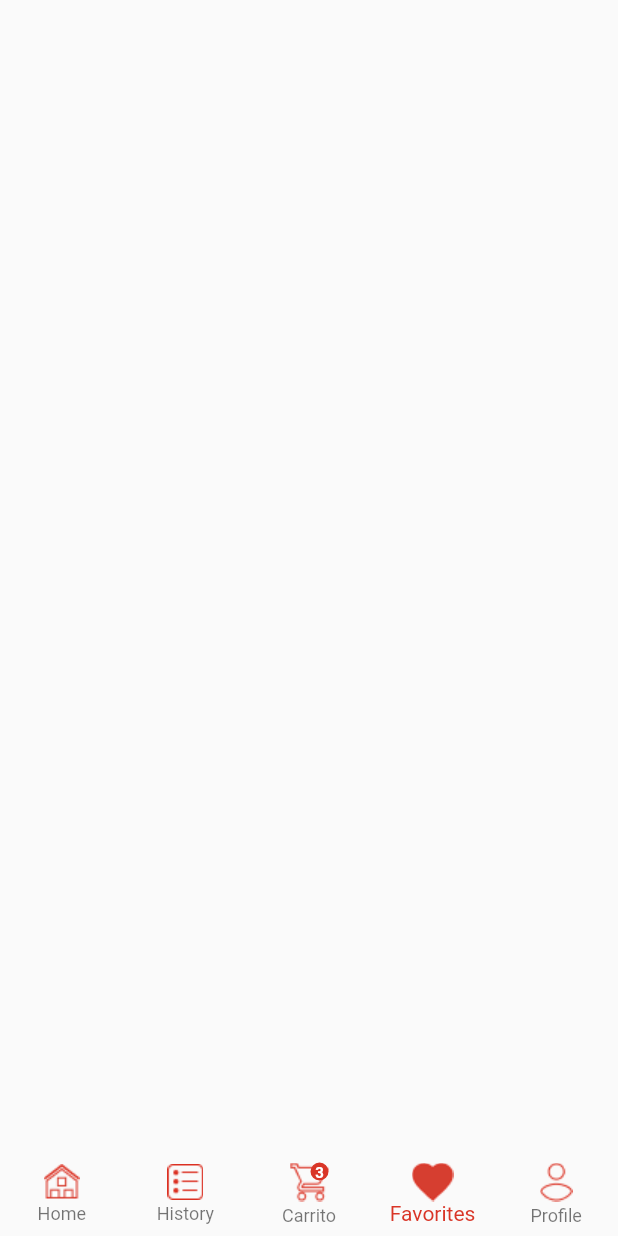
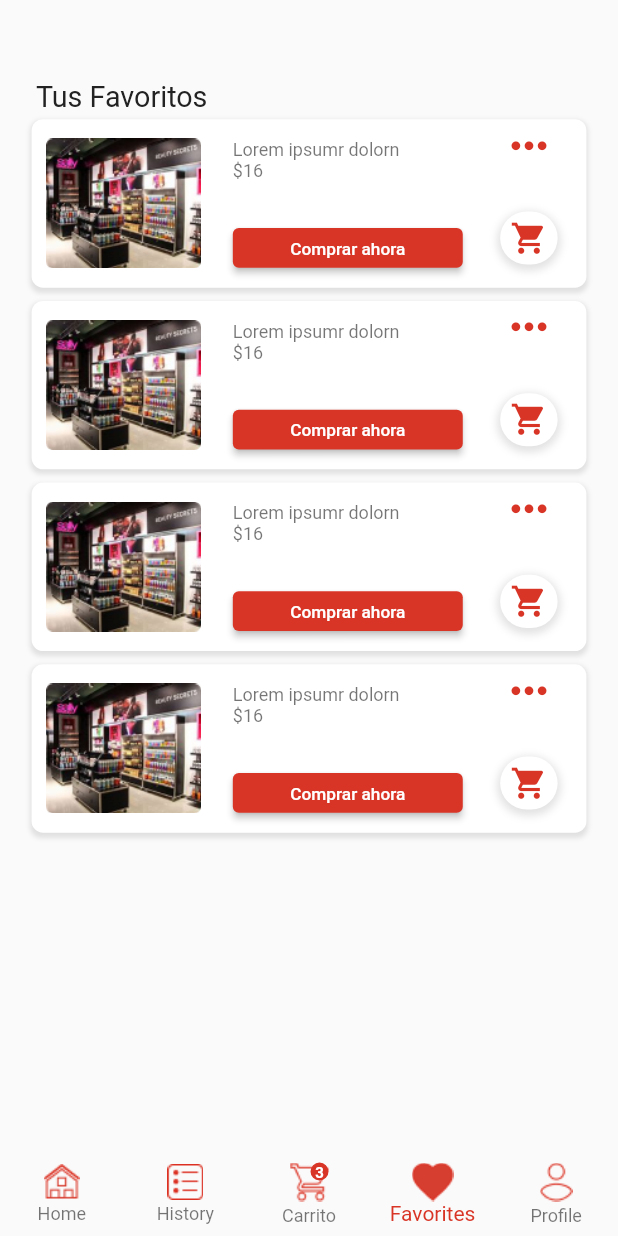
Before and after one commit to javierrrrrrrrrrrr/Crimat, a Flutter app: the LayoutScreen screen opened by its route, item 4 of the bottom bar chosen, on a phone screen of 412 x 824 dp. Run offline on Flutter 3.47's test engine with Material 2 defaults, Android fonts, the phone set to English and light mode, and no system bars; our stand-ins replace equatable, flutter_bloc, flutter_screenutil, flutter_spinkit, fluttertoast, get_it and 4 more; accounts and stored records are empty; generated files the repository leaves out were written again; Roboto replaces fonts that are missing (Poppins).

Commit message:
Trabajando en favorito

```diff
--- /dev/null
+++ b/lib/src/features/Favoritos/favorito_home.dart
@@ -0,0 +1,38 @@
+import 'package:crimat_app/src/features/Favoritos/view/widget/custom_favorite_carrusel.dart';
+import 'package:flutter/material.dart';
+import 'package:flutter_screenutil/flutter_screenutil.dart';
+
+import '../home/view/widget/custom_title.dart';
+
+class FavoritoHome extends StatelessWidget {
+  const FavoritoHome({
+    super.key,
+  });
+
+  @override
+  Widget build(BuildContext context) {
+    return Column(
+      crossAxisAlignment: CrossAxisAlignment.start,
+      children: [
+        Padding(
+          padding: EdgeInsets.only(left: 25.w, top: 60.h),
+          child: const CustomTitle(
+            titulo: "Tus Favoritos",
+          ),
+        ),
+        Expanded(
+          child: ListView.builder(
+              itemCount: 4,
+              scrollDirection: Axis.vertical,
+              itemBuilder: (BuildContext context, int index) {
+                return Padding(
+                  padding:
+                      EdgeInsets.symmetric(horizontal: 22.w, vertical: 5.h),
+                  child: const FavoriteCarrusel(),
+                );
+              }),
+        )
+      ],
+    );
+  }
+}
--- /dev/null
+++ b/lib/src/features/Favoritos/view/widget/custom_favorite_carrusel.dart
@@ -0,0 +1,105 @@
+import 'package:flutter/material.dart';
+import 'package:flutter_screenutil/flutter_screenutil.dart';
+
+import '../../../home/view/widget/cusotm_buttom_product.dart';
+import '../../../home/view/widget/image_container.dart';
+
+class FavoriteCarrusel extends StatelessWidget {
+  const FavoriteCarrusel({
+    super.key,
+  });
+
+  @override
+  Widget build(BuildContext context) {
+    return Stack(
+      children: [
+        Container(
+          height: 127.h,
+          decoration: BoxDecoration(
+            color: Colors.white,
+            borderRadius: BorderRadius.circular(8.sp),
+            boxShadow: [
+              BoxShadow(
+                color: Colors.black.withOpacity(0.1),
+                spreadRadius: 1,
+                blurRadius: 2,
+                offset: const Offset(0, 2),
+              ),
+            ],
+          ),
+        ),
+        Positioned(
+          left: 10.w,
+          bottom: 9.h,
+          top: 9.h,
+          child: ImageContainer(
+            height: 95.sp,
+            width: 108.sp,
+            url: 'assets/images/image3.jpg',
+          ),
+        ),
+        Positioned(
+          left: 140.w,
+          bottom: 15.h,
+          child: Column(
+            crossAxisAlignment: CrossAxisAlignment.start,
+            children: [
+              Text(
+                "Lorem ipsumr dolorn",
+                style: Theme.of(context).textTheme.bodySmall,
+              ),
+              Text(
+                "\$16",
+                style: Theme.of(context).textTheme.bodySmall,
+              ),
+              SizedBox(
+                height: 35.h,
+              ),
+              CusotmButtomForProducts(
+                height: 30.h,
+                width: 160.w,
+                name: "Comprar ahora",
+              ),
+            ],
+          ),
+        ),
+        Positioned(
+          right: 20.w,
+          child: Column(
+            children: [
+              Icon(
+                Icons.more_horiz_outlined,
+                size: 35,
+                color: Theme.of(context).primaryColor,
+              ),
+              SizedBox(
+                height: 30.h,
+              ),
+              Container(
+                width: 40.w,
+                height: 40.h,
+                decoration: BoxDecoration(
+                  color: Colors.white,
+                  borderRadius: BorderRadius.circular(30.r),
+                  boxShadow: [
+                    BoxShadow(
+                      color: Colors.grey.withOpacity(0.3),
+                      spreadRadius: 2,
+                      blurRadius: 4,
+                      offset: const Offset(0, 2),
+                    ),
+                  ],
+                ),
+                child: Icon(
+                  Icons.shopping_cart,
+                  size: 25,
+                  color: Theme.of(context).primaryColor,
+                ),
+              )
+            ],
+          ),
+        )
+      ],
+    );
+  }
+}
--- a/lib/src/features/home/home.dart
+++ b/lib/src/features/home/home.dart
@@ -1,5 +1,6 @@
 import 'package:crimat_app/src/features/home/view/widget/almacen_product_filter_widget.dart';
 import 'package:crimat_app/src/features/home/view/widget/almacen_seleccion_carrusel.dart';
+import 'package:crimat_app/src/features/home/view/widget/custom_title.dart';
 import 'package:crimat_app/src/features/home/view/widget/main_product_carrusel.dart';
 import 'package:flutter/material.dart';
 import 'package:flutter_screenutil/flutter_screenutil.dart';
@@ -15,11 +16,8 @@ class HomeView extends StatelessWidget {
         children: [
           Padding(
             padding: EdgeInsets.only(left: 28.w, top: 20.h),
-            child: Text(
-              'Seleccione almacén',
-              style: TextStyle(
-                  fontSize: 20.sp,
-                  color: Theme.of(context).secondaryHeaderColor),
+            child: const CustomTitle(
+              titulo: 'Seleccione almacén',
             ),
           ),
           Padding(
--- a/lib/src/features/home/view/widget/almacen_selection_card.dart
+++ b/lib/src/features/home/view/widget/almacen_selection_card.dart
@@ -2,6 +2,7 @@ import 'package:flutter/material.dart';
 import 'package:flutter_screenutil/flutter_screenutil.dart';
 
 import 'cusotm_buttom_product.dart';
+import 'image_container.dart';
 
 class AlmacenSeleccionCard extends StatelessWidget {
   const AlmacenSeleccionCard({
@@ -22,12 +23,10 @@ class AlmacenSeleccionCard extends StatelessWidget {
           SizedBox(
             width: 10.w,
           ),
-          Container(
+          ImageContainer(
             height: 103.sp,
             width: 123.sp,
-            decoration: const BoxDecoration(
-                image: DecorationImage(
-                    image: AssetImage('assets/images/image3.jpg'))),
+            url: 'assets/images/image3.jpg',
           ),
           Padding(
             padding: EdgeInsets.symmetric(horizontal: 10.sp),
--- /dev/null
+++ b/lib/src/features/home/view/widget/custom_title.dart
@@ -0,0 +1,20 @@
+import 'package:flutter/material.dart';
+import 'package:flutter_screenutil/flutter_screenutil.dart';
+
+class CustomTitle extends StatelessWidget {
+  const CustomTitle({
+    super.key,
+    required this.titulo,
+  });
+
+  final String titulo;
+
+  @override
+  Widget build(BuildContext context) {
+    return Text(
+      titulo,
+      style: TextStyle(
+          fontSize: 20.sp, color: Theme.of(context).secondaryHeaderColor),
+    );
+  }
+}
--- /dev/null
+++ b/lib/src/features/home/view/widget/image_container.dart
@@ -0,0 +1,23 @@
+import 'package:flutter/material.dart';
+
+class ImageContainer extends StatelessWidget {
+  const ImageContainer({
+    super.key,
+    required this.height,
+    required this.width,
+    required this.url,
+  });
+
+  final double height;
+  final double width;
+  final String url;
+
+  @override
+  Widget build(BuildContext context) {
+    return Container(
+      height: height,
+      width: width,
+      decoration: BoxDecoration(image: DecorationImage(image: AssetImage(url))),
+    );
+  }
+}
--- a/lib/src/features/layout/layout_screen.dart
+++ b/lib/src/features/layout/layout_screen.dart
@@ -5,6 +5,7 @@ import 'package:flutter/material.dart';
 import 'package:flutter_bloc/flutter_bloc.dart';
 import 'package:flutter_screenutil/flutter_screenutil.dart';
 
+import '../Favoritos/favorito_home.dart';
 import '../home/home.dart';
 import 'layout_cubit.dart';
 import 'layout_state.dart';
@@ -24,10 +25,11 @@ class LayoutScreen extends StatelessWidget {
     ),
     Center(
       child: Text(
-        'Historial',
+        'Buy',
         style: TextStyle(fontSize: 32.sp, color: Colors.black),
       ),
-    )
+    ),
+    const FavoritoHome()
   ];
 
   @override
```
Also changed, not shown: 1 other file.
